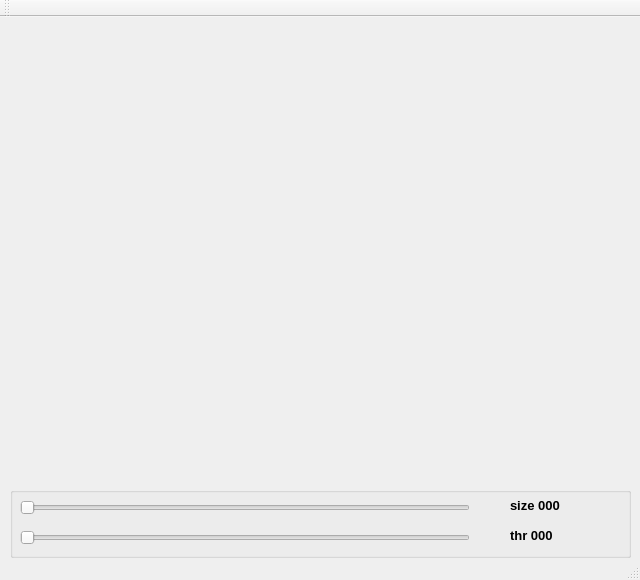
Above: mainwindow.ui from pyotruk/starfury before the change. Below: the same form after it.
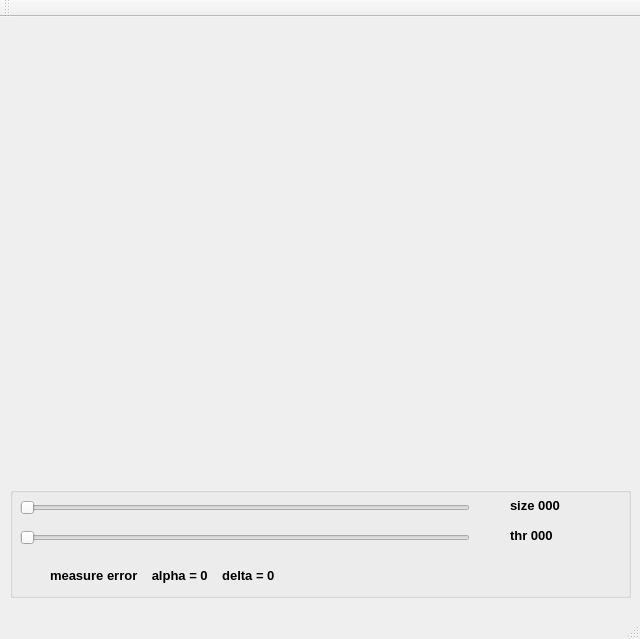
That is the form after the change.

Commit message: v039.1 + индикация на форме ошибки измерений

```diff
--- a/mainwindow.ui
+++ b/mainwindow.ui
@@ -7,7 +7,7 @@
     <x>0</x>
     <y>0</y>
     <width>640</width>
-    <height>580</height>
+    <height>639</height>
    </rect>
   </property>
   <property name="cursor">
@@ -23,7 +23,7 @@
       <x>10</x>
       <y>470</y>
       <width>621</width>
-      <height>71</height>
+      <height>111</height>
      </rect>
     </property>
     <property name="font">
@@ -123,6 +123,27 @@
       <string>thr 000</string>
      </property>
     </widget>
+    <widget class="QLabel" name="labelMeasErr">
+     <property name="geometry">
+      <rect>
+       <x>40</x>
+       <y>80</y>
+       <width>541</width>
+       <height>16</height>
+      </rect>
+     </property>
+     <property name="font">
+      <font>
+       <pointsize>10</pointsize>
+       <underline>false</underline>
+       <strikeout>false</strikeout>
+       <kerning>true</kerning>
+      </font>
+     </property>
+     <property name="text">
+      <string>measure error    alpha = 0    delta = 0</string>
+     </property>
+    </widget>
    </widget>
   </widget>
   <widget class="QMenuBar" name="menuBar">
```
The commit also changes 5 other files.
